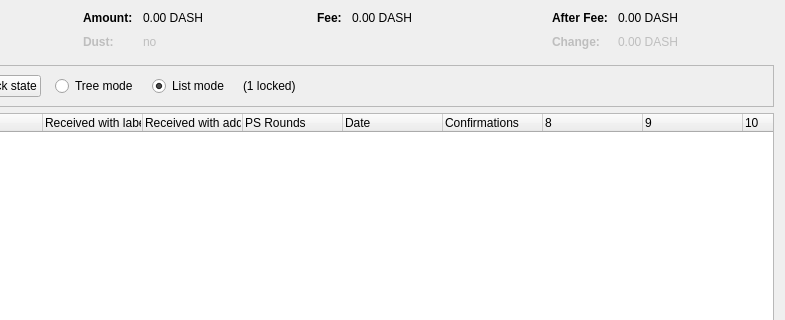
Before: the Qt Designer form src/qt/forms/coincontroldialog.ui in mceme/ImageCash, drawn with Qt 5; both pictures show x 169 to 954 and y 0 to 320 of the 954 by 500 pixel window.
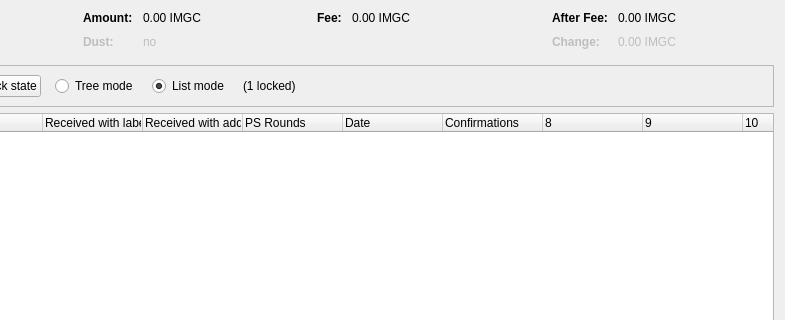
After: the same form once the commit is applied. Custom widgets are drawn as their Qt base class.

The edit to the form file:
```diff
--- a/src/qt/forms/coincontroldialog.ui
+++ b/src/qt/forms/coincontroldialog.ui
@@ -132,7 +132,7 @@
           <enum>Qt::ActionsContextMenu</enum>
          </property>
          <property name="text">
-          <string notr="true">0.00 DASH</string>
+          <string notr="true">0.00 IMGC</string>
          </property>
          <property name="textInteractionFlags">
           <set>Qt::LinksAccessibleByMouse|Qt::TextSelectableByKeyboard|Qt::TextSelectableByMouse</set>
@@ -212,7 +212,7 @@
           <enum>Qt::ActionsContextMenu</enum>
          </property>
          <property name="text">
-          <string notr="true">0.00 DASH</string>
+          <string notr="true">0.00 IMGC</string>
          </property>
          <property name="textInteractionFlags">
           <set>Qt::LinksAccessibleByMouse|Qt::TextSelectableByKeyboard|Qt::TextSelectableByMouse</set>
@@ -257,7 +257,7 @@
           <enum>Qt::ActionsContextMenu</enum>
          </property>
          <property name="text">
-          <string notr="true">0.00 DASH</string>
+          <string notr="true">0.00 IMGC</string>
          </property>
          <property name="textInteractionFlags">
           <set>Qt::LinksAccessibleByMouse|Qt::TextSelectableByKeyboard|Qt::TextSelectableByMouse</set>
@@ -292,7 +292,7 @@
           <enum>Qt::ActionsContextMenu</enum>
          </property>
          <property name="text">
-          <string notr="true">0.00 DASH</string>
+          <string notr="true">0.00 IMGC</string>
          </property>
          <property name="textInteractionFlags">
           <set>Qt::LinksAccessibleByMouse|Qt::TextSelectableByKeyboard|Qt::TextSelectableByMouse</set>
```
